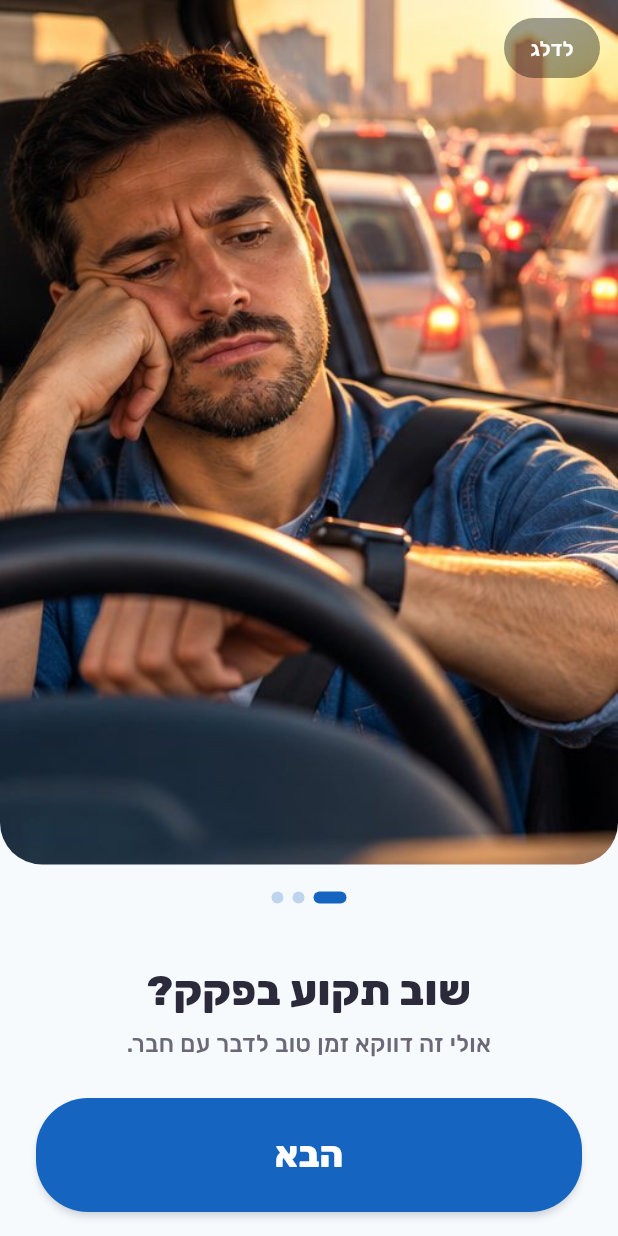
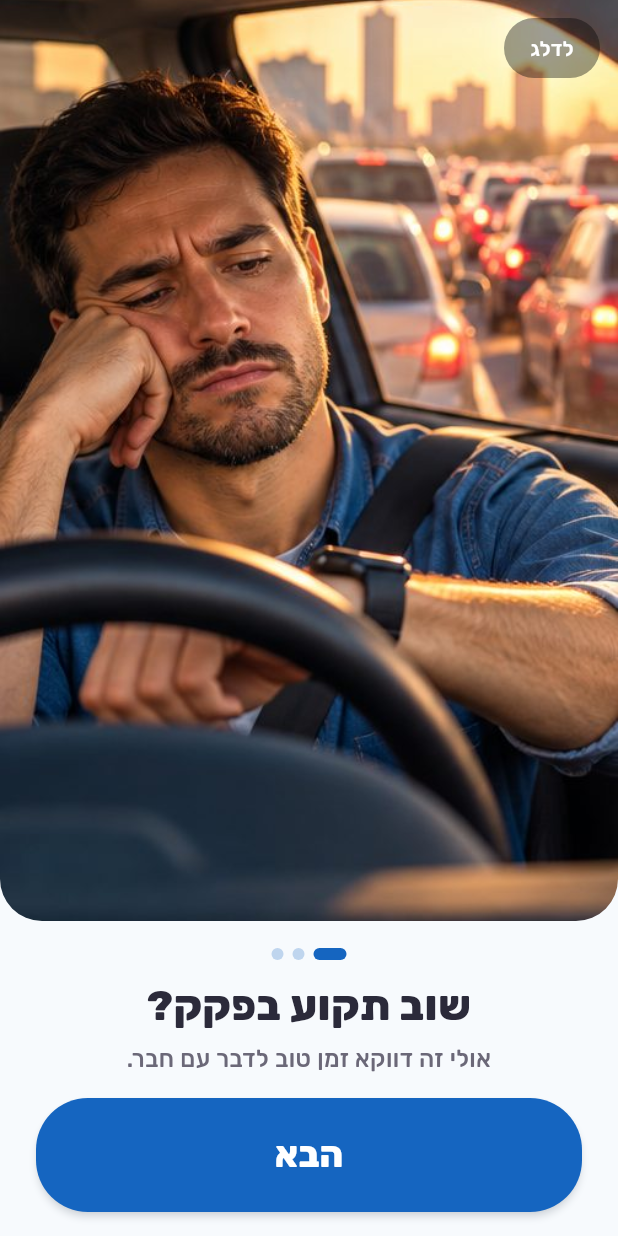
Before and after one commit to fenetnet/Drivetalk, a Flutter app: the screen it shows after launch, on a phone screen of 412 x 824 dp. Run offline on Flutter 3.47's test engine with Material 3 defaults, Android fonts, the phone set to English and light mode, and no system bars; our stand-ins replace app_links, flutter_riverpod, flutter_tts, google_sign_in, image_picker, package_info_plus and 4 more; missing offline and left inert: in_app_update; accounts and stored records are empty; network calls fail.

Commit message:
Intro: words always fit in full on small phones; preview shows a set-up phone
Co-Authored-By: Claude Opus 5.5 <noreply@anthropic.com>
Claude-Session: https://claude.ai/code/session_019HnZgoGDmsrboiZZSe31zJ

```diff
--- a/lib/features/real/real_intro.dart
+++ b/lib/features/real/real_intro.dart
@@ -69,7 +69,6 @@ class _IntroTourState extends State<IntroTour> {
           children: [
             // The photo fills the top, behind the status bar.
             Expanded(
-              flex: 13,
               child: ClipRRect(
                 borderRadius: const BorderRadius.vertical(
                   bottom: Radius.circular(28),
@@ -172,16 +171,19 @@ class _IntroTourState extends State<IntroTour> {
                   ),
               ],
             ),
-            Expanded(
-              flex: 5,
-              child: SafeArea(
+            // The words always fit in full; the photo takes what's left
+            // (small phones, large text: the words scroll at most).
+            SafeArea(
               top: false,
               child: Padding(
                 padding: const EdgeInsets.fromLTRB(24, 14, 24, 16),
                 child: Column(
+                  mainAxisSize: MainAxisSize.min,
                   children: [
-                      Expanded(
-                        child: Center(
+                    ConstrainedBox(
+                      constraints: BoxConstraints(
+                        maxHeight: MediaQuery.sizeOf(context).height * 0.4,
+                      ),
                       child: SingleChildScrollView(
                         child: Column(
                           children: [
@@ -192,13 +194,12 @@ class _IntroTourState extends State<IntroTour> {
                         ),
                       ),
                     ),
-                      ),
+                    const SizedBox(height: 18),
                     PrimaryPill(
                       label: last ? widget.doneLabel ?? l.introStart : l.next,
                       onTap: _next,
                     ),
                   ],
-                  ),
                 ),
               ),
             ),
```
Also changed, not shown: lib/debug/real_preview.dart (+15 -1 lines). Lines whose indentation alone changed are shown as unchanged.
